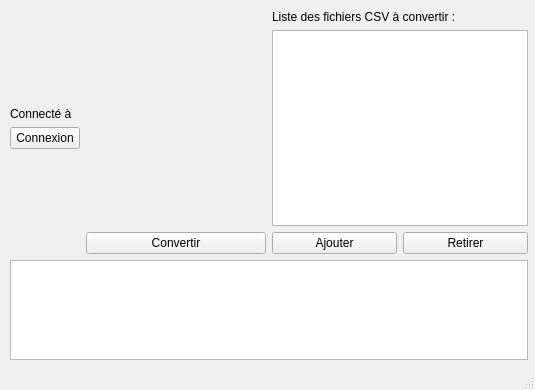
Old version of the form Converter/CSV_JSON_SQL/IHM/MainWindow.ui in the repository SimonLrch/les_ducs_d_info.
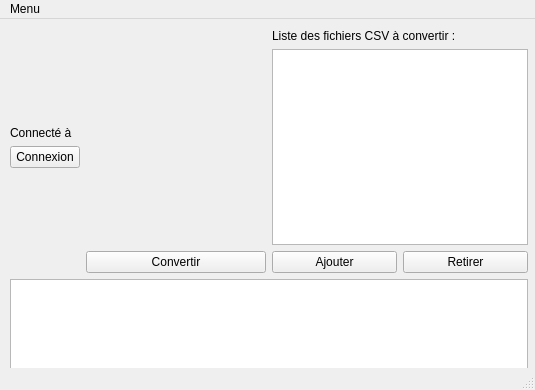
New version of the form. Icons and pictures are not drawn.

What changed in the file:
```diff
--- a/Converter/CSV_JSON_SQL/IHM/MainWindow.ui
+++ b/Converter/CSV_JSON_SQL/IHM/MainWindow.ui
@@ -39,7 +39,7 @@
     <normaloff>:/Icônes/SQL.png</normaloff>:/Icônes/SQL.png</iconset>
   </property>
   <widget class="QWidget" name="centralwidget">
-   <widget class="QWidget" name="">
+   <widget class="QWidget" name="layoutWidget">
     <property name="geometry">
      <rect>
       <x>10</x>
@@ -174,6 +174,13 @@
      <height>21</height>
     </rect>
    </property>
+   <widget class="QMenu" name="menuMenu">
+    <property name="title">
+     <string>Menu</string>
+    </property>
+    <addaction name="actionHelp"/>
+   </widget>
+   <addaction name="menuMenu"/>
   </widget>
   <widget class="QStatusBar" name="statusbar"/>
  </widget>
```
Left out of the diff: 12 changed lines with no effect on the pictures.
